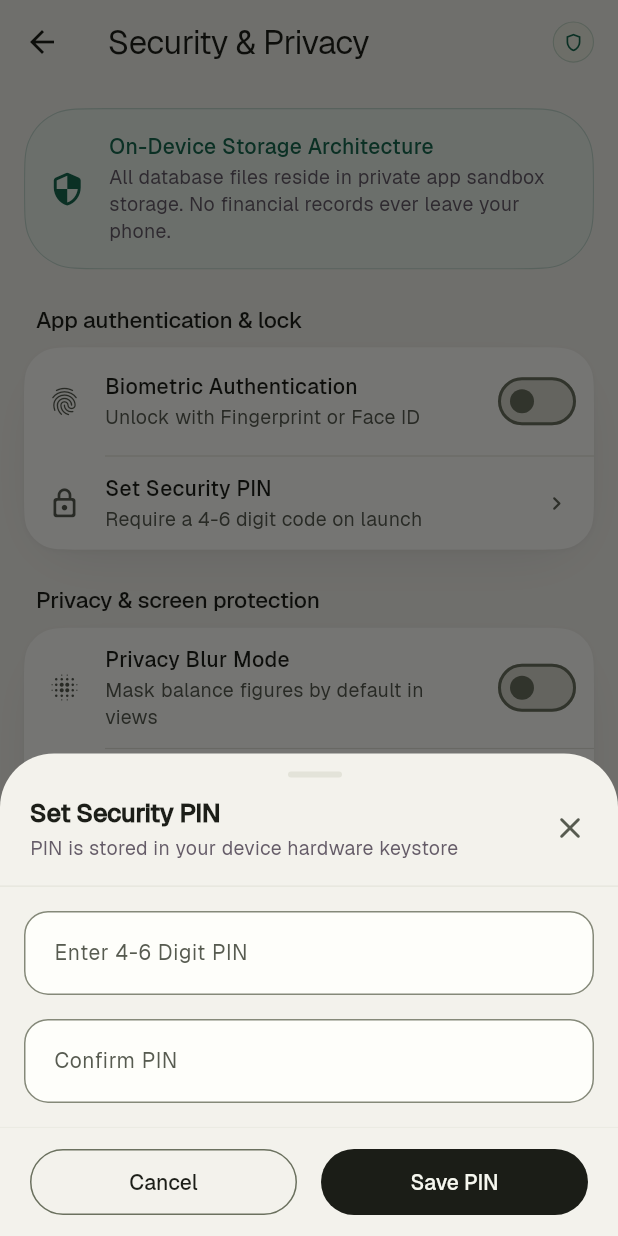
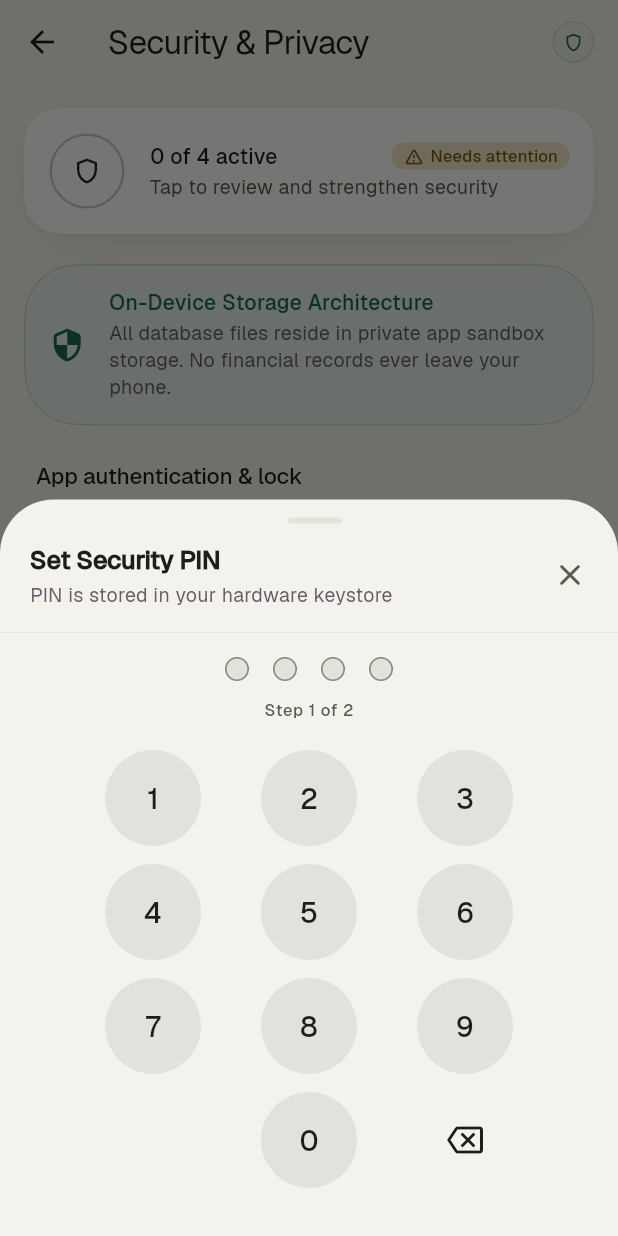
Before and after one commit to Shibilimohdtp/financeflow, a Flutter app: the SecuritySettingsScreen screen opened directly, after a tap on "Set Security PIN", on a phone screen of 412 x 824 dp. Run offline on Flutter 3.47's test engine with Material 3 defaults, Android fonts, the phone set to English and light mode, and no system bars; our stand-ins replace file_picker, flutter_local_notifications, flutter_riverpod, flutter_secure_storage, flutter_timezone, isar and 3 more; accounts and stored records are empty; generated files the repository leaves out were written again; project files that could hold a hidden picture were left out.

Commit message:
feat(ui): DS-B16e App Lock, Biometrics and Guided PIN Setup in Stillwater Bloom

```diff
--- a/lib/features/security/security_settings_screen.dart
+++ b/lib/features/security/security_settings_screen.dart
@@ -8,16 +8,15 @@ import '../../shared/widgets/ff_dialog.dart';
 import '../../shared/widgets/ff_divider.dart';
 import '../../shared/widgets/ff_grouped_container.dart';
 import '../../shared/widgets/ff_privacy_badge.dart';
+import '../../shared/widgets/ff_protection_ring.dart';
 import '../../shared/widgets/ff_row.dart';
 import '../../shared/widgets/ff_section_header.dart';
-import '../../shared/widgets/ff_sheet.dart';
-import '../../shared/widgets/ff_sheet_footer.dart';
-import '../../shared/widgets/ff_sheet_header.dart';
-import '../../shared/widgets/ff_text_field.dart';
+import '../../shared/widgets/ff_segmented_pill.dart';
 import '../../shared/widgets/ff_toast.dart';
 import '../../theme/ff.dart';
 import '../../theme/ff_tone.dart';
 import '../settings/settings_controller.dart';
+import 'widgets/ff_guided_pin_sheet.dart';
 
 class SecuritySettingsScreen extends ConsumerStatefulWidget {
   const SecuritySettingsScreen({super.key});
@@ -30,88 +29,7 @@ class SecuritySettingsScreen extends ConsumerStatefulWidget {
 class _SecuritySettingsScreenState
     extends ConsumerState<SecuritySettingsScreen> {
   void _showSetPinSheet(BuildContext context) {
-    final pinController = TextEditingController();
-    final confirmController = TextEditingController();
-    String? errorText;
-
-    showFfSheet(
-      context,
-      builder: (ctx) {
-        return StatefulBuilder(
-          builder: (context, setSheetState) {
-            return FfSheet(
-              children: [
-                const FfSheetHeader(
-                  title: 'Set Security PIN',
-                  subtitle: 'PIN is stored in your device hardware keystore',
-                ),
-                const FfDivider(),
-                Padding(
-                  padding: const EdgeInsets.symmetric(
-                    horizontal: FfSpace.pageMargin,
-                    vertical: FfSpace.md,
-                  ),
-                  child: Column(
-                    mainAxisSize: MainAxisSize.min,
-                    crossAxisAlignment: CrossAxisAlignment.start,
-                    children: [
-                      FfTextField(
-                        controller: pinController,
-                        obscureText: true,
-                        keyboardType: TextInputType.number,
-                        maxLength: 6,
-                        label: 'Enter 4-6 Digit PIN',
-                      ),
-                      const SizedBox(height: FfSpace.md),
-                      FfTextField(
-                        controller: confirmController,
-                        obscureText: true,
-                        keyboardType: TextInputType.number,
-                        maxLength: 6,
-                        label: 'Confirm PIN',
-                        errorText: errorText,
-                      ),
-                    ],
-                  ),
-                ),
-                FfSheetFooter(
-                  secondaryLabel: 'Cancel',
-                  primaryLabel: 'Save PIN',
-                  onPrimaryPressed: () async {
-                    final pin = pinController.text.trim();
-                    final confirm = confirmController.text.trim();
-
-                    if (pin.length < 4) {
-                      setSheetState(() {
-                        errorText = 'PIN must be at least 4 digits.';
-                      });
-                      return;
-                    }
-                    if (pin != confirm) {
-                      setSheetState(() {
-                        errorText = 'PINs do not match.';
-                      });
-                      return;
-                    }
-
-                    final securityService = ref.read(securityServiceProvider);
-                    await securityService.setPin(pin);
-                    await ref
-                        .read(settingsControllerProvider.notifier)
-                        .setPinEnabled(true);
-
-                    if (context.mounted) {
-                      Navigator.of(context).pop();
-                      FfToast.show(context, message: 'App PIN set securely.');
-                    }
-                  },
-                ),
-              ],
-            );
-          },
-        );
-      },
-    );
+    showGuidedPinSetupSheet(context, ref);
   }
 
   Future<void> _removePin(BuildContext context) async {
@@ -142,6 +60,12 @@ class _SecuritySettingsScreenState
     final isScreenshotProtection =
         settings?.isScreenshotProtectionEnabled ?? false;
 
+    int activeSafeguards = 0;
+    if (isBiometric) activeSafeguards++;
+    if (isPin) activeSafeguards++;
+    if (isPrivacyBlur) activeSafeguards++;
+    if (isScreenshotProtection) activeSafeguards++;
+
     return Scaffold(
       appBar: FfAppBar(
         title: 'Security & Privacy',
@@ -160,6 +84,14 @@ class _SecuritySettingsScreenState
           vertical: FfSpace.md,
         ),
         children: [
+          // ── 0. Protection Posture Ring Hero ──────────────────────────
+          FfProtectionRingCard(
+            activeProtections: activeSafeguards,
+            totalProtections: 4,
+          ),
+
+          const SizedBox(height: FfSpace.lg),
+
           // ── 1. Hardware Keystore Banner ──────────────────────────────
           FfCard(
             variant: FfCardVariant.tinted,
@@ -257,6 +189,32 @@ class _SecuritySettingsScreenState
                         : null,
                 onTap: () => _showSetPinSheet(context),
               ),
+              FfRow(
+                icon: Icons.timer_outlined,
+                title: 'Auto-Lock Timeout',
+                subtitle: 'Lock app when backgrounded',
+                trailing: SizedBox(
+                  width: 175,
+                  child: FfSegmentedPill<int>(
+                    options: const [
+                      FfSegmentOption(value: 0, label: '0m'),
+                      FfSegmentOption(value: 1, label: '1m'),
+                      FfSegmentOption(value: 5, label: '5m'),
+                      FfSegmentOption(value: 15, label: '15m'),
+                    ],
+                    selectedValue: settings?.autoLockTimeoutMinutes ?? 0,
+                    onSelected: (val) {
+                      if (settings != null) {
+                        ref
+                            .read(settingsControllerProvider.notifier)
+                            .updateSettings(
+                              settings.copyWith(autoLockTimeoutMinutes: val),
+                            );
+                      }
+                    },
+                  ),
+                ),
+              ),
             ],
           ),
 
--- /dev/null
+++ b/lib/features/security/widgets/ff_guided_pin_sheet.dart
@@ -0,0 +1,208 @@
+import 'package:flutter/material.dart';
+import 'package:flutter/services.dart';
+import 'package:flutter_riverpod/flutter_riverpod.dart';
+
+import '../../../shared/widgets/ff_divider.dart';
+import '../../../shared/widgets/ff_numeric_keypad.dart';
+import '../../../shared/widgets/ff_sheet.dart';
+import '../../../shared/widgets/ff_sheet_header.dart';
+import '../../../shared/widgets/ff_toast.dart';
+import '../../../theme/ff.dart';
+import '../../settings/settings_controller.dart';
+
+/// Opens the guided 2-step PIN setup sheet in Stillwater Bloom.
+void showGuidedPinSetupSheet(BuildContext context, WidgetRef ref) {
+  showFfSheet(context, builder: (ctx) => const _GuidedPinSetupSheet());
+}
+
+class _GuidedPinSetupSheet extends ConsumerStatefulWidget {
+  const _GuidedPinSetupSheet();
+
+  @override
+  ConsumerState<_GuidedPinSetupSheet> createState() =>
+      _GuidedPinSetupSheetState();
+}
+
+class _GuidedPinSetupSheetState extends ConsumerState<_GuidedPinSetupSheet> {
+  String _firstPin = '';
+  String _confirmPin = '';
+  bool _isConfirmStep = false;
+  String? _errorMessage;
+
+  void _onDigit(String digit) {
+    if (!_isConfirmStep) {
+      if (_firstPin.length < 4) {
+        final next = _firstPin + digit;
+        setState(() {
+          _firstPin = next;
+          _errorMessage = null;
+        });
+        if (next.length == 4) {
+          Future.delayed(const Duration(milliseconds: 150), () {
+            if (mounted) {
+              setState(() {
+                _isConfirmStep = true;
+              });
+            }
+          });
+        }
+      }
+    } else {
+      if (_confirmPin.length < 4) {
+        final next = _confirmPin + digit;
+        setState(() {
+          _confirmPin = next;
+          _errorMessage = null;
+        });
+        if (next.length == 4) {
+          _verifyAndSave(next);
+        }
+      }
+    }
+  }
+
+  void _onDelete() {
+    if (!_isConfirmStep) {
+      if (_firstPin.isNotEmpty) {
+        setState(() {
+          _firstPin = _firstPin.substring(0, _firstPin.length - 1);
+          _errorMessage = null;
+        });
+      }
+    } else {
+      if (_confirmPin.isNotEmpty) {
+        setState(() {
+          _confirmPin = _confirmPin.substring(0, _confirmPin.length - 1);
+          _errorMessage = null;
+        });
+      } else {
+        // Step back to first PIN
+        setState(() {
+          _isConfirmStep = false;
+        });
+      }
+    }
+  }
+
+  Future<void> _verifyAndSave(String confirm) async {
+    if (confirm == _firstPin) {
+      HapticFeedback.mediumImpact();
+      final securityService = ref.read(securityServiceProvider);
+      await securityService.setPin(_firstPin);
+      await ref.read(settingsControllerProvider.notifier).setPinEnabled(true);
+
+      if (mounted) {
+        Navigator.of(context).pop();
+        FfToast.show(context, message: 'Security PIN set safely.');
+      }
+    } else {
+      HapticFeedback.heavyImpact();
+      setState(() {
+        _errorMessage = 'PINs did not match. Please try again.';
+        _confirmPin = '';
+        _firstPin = '';
+        _isConfirmStep = false;
+      });
+    }
+  }
+
+  @override
+  Widget build(BuildContext context) {
+    final ff = context.ff;
+    final activePin = _isConfirmStep ? _confirmPin : _firstPin;
+
+    return FfSheet(
+      children: [
+        FfSheetHeader(
+          title: _isConfirmStep ? 'Confirm Security PIN' : 'Set Security PIN',
+          subtitle:
+              _isConfirmStep
+                  ? 'Re-enter your 4-digit PIN to confirm'
+                  : 'PIN is stored in your hardware keystore',
+        ),
+        const FfDivider(),
+        Padding(
+          padding: const EdgeInsets.symmetric(
+            horizontal: FfSpace.pageMargin,
+            vertical: FfSpace.md,
+          ),
+          child: Column(
+            mainAxisSize: MainAxisSize.min,
+            children: [
+              // PIN Dots (4)
+              Row(
+                mainAxisAlignment: MainAxisAlignment.center,
+                children: List.generate(4, (index) {
+                  final isFilled = index < activePin.length;
+                  return AnimatedContainer(
+                    duration: const Duration(milliseconds: 150),
+                    margin: const EdgeInsets.symmetric(horizontal: FfSpace.xs),
+                    width: 16,
+                    height: 16,
+                    decoration: ShapeDecoration(
+                      shape: FfShape.of(
+                        FfRadius.full,
+                        side: BorderSide(
+                          color:
+                              isFilled
+                                  ? ff.color.spark
+                                  : ff.color.borderControl,
+                          width: FfBorderWidth.regular,
+                        ),
+                      ),
+                      color:
+                          isFilled
+                              ? ff.color.spark
+                              : ff.color.tint(
+                                ff.color.textPrimary,
+                                FfTint.faint,
+                              ),
+                    ),
+                  );
+                }),
+              ),
+
+              const SizedBox(height: FfSpace.sm),
+
+              // Error or Step Indicator
+              if (_errorMessage != null)
+                Row(
+                  mainAxisAlignment: MainAxisAlignment.center,
+                  children: [
+                    Icon(
+                      Icons.warning_amber_rounded,
+                      size: 16,
+                      color: ff.color.statusError,
+                    ),
+                    const SizedBox(width: FfSpace.xs),
+                    Text(
+                      _errorMessage!,
+                      style: ff.text.bodySm.copyWith(
+                        color: ff.color.statusError,
+                        fontWeight: FontWeight.w500,
+                      ),
+                    ),
+                  ],
+                )
+              else
+                Text(
+                  _isConfirmStep ? 'Step 2 of 2' : 'Step 1 of 2',
+                  style: ff.text.labelSm.copyWith(
+                    color: ff.color.textSecondary,
+                    letterSpacing: 0.5,
+                  ),
+                ),
+
+              const SizedBox(height: FfSpace.lg),
+
+              // Keypad
+              FfNumericKeypad(onDigit: _onDigit, onDelete: _onDelete),
+
+              const SizedBox(height: FfSpace.md),
+            ],
+          ),
+        ),
+      ],
+    );
+  }
+}
--- /dev/null
+++ b/lib/shared/widgets/ff_numeric_keypad.dart
@@ -0,0 +1,131 @@
+import 'package:flutter/material.dart';
+import 'package:flutter/services.dart';
+
+import '../../theme/ff.dart';
+
+/// A shared, accessible tactile numeric keypad in Stillwater Bloom.
+///
+/// Provides 64x64 dp touch targets (well above the 48 dp minimum), Geist
+/// numerals, haptic feedback, backspace, and an optional biometric action key.
+class FfNumericKeypad extends StatelessWidget {
+  final ValueChanged<String> onDigit;
+  final VoidCallback onDelete;
+  final VoidCallback? onBiometric;
+  final bool showBiometric;
+  final Color? digitColor;
+
+  const FfNumericKeypad({
+    super.key,
+    required this.onDigit,
+    required this.onDelete,
+    this.onBiometric,
+    this.showBiometric = false,
+    this.digitColor,
+  });
+
+  @override
+  Widget build(BuildContext context) {
+    final ff = context.ff;
+    final color = digitColor ?? ff.color.textPrimary;
+
+    return SizedBox(
+      width: 272,
+      child: Column(
+        mainAxisSize: MainAxisSize.min,
+        children: [
+          _buildRow(['1', '2', '3'], color, context),
+          const SizedBox(height: FfSpace.sm),
+          _buildRow(['4', '5', '6'], color, context),
+          const SizedBox(height: FfSpace.sm),
+          _buildRow(['7', '8', '9'], color, context),
+          const SizedBox(height: FfSpace.sm),
+          Row(
+            mainAxisAlignment: MainAxisAlignment.spaceBetween,
+            children: [
+              if (showBiometric && onBiometric != null)
+                _buildActionKey(
+                  icon: Icons.fingerprint_rounded,
+                  tooltip: 'Unlock with biometrics',
+                  color: color,
+                  onTap: onBiometric!,
+                )
+              else
+                const SizedBox(width: 64, height: 64),
+              _buildDigitKey('0', color, context),
+              _buildActionKey(
+                icon: Icons.backspace_outlined,
+                tooltip: 'Delete digit',
+                color: color,
+                onTap: onDelete,
+              ),
+            ],
+          ),
+        ],
+      ),
+    );
+  }
+
+  Widget _buildRow(List<String> digits, Color color, BuildContext context) {
+    return Row(
+      mainAxisAlignment: MainAxisAlignment.spaceBetween,
+      children: digits.map((d) => _buildDigitKey(d, color, context)).toList(),
+    );
+  }
+
+  Widget _buildDigitKey(String digit, Color color, BuildContext context) {
+    final ff = context.ff;
+
+    return Semantics(
+      button: true,
+      label: digit,
+      child: SizedBox(
+        width: 64,
+        height: 64,
+        child: Material(
+          color: ff.color.tint(color, FfTint.faint),
+          shape: FfShape.of(FfRadius.full),
+          clipBehavior: Clip.antiAlias,
+          child: InkWell(
+            onTap: () {
+              HapticFeedback.lightImpact();
+              onDigit(digit);
+            },
+            child: Center(
+              child: Text(
+                digit,
+                style: ff.text.headlineSm.copyWith(
+                  color: color,
+                  fontWeight: FontWeight.w500,
+                ),
+              ),
+            ),
+          ),
+        ),
+      ),
+    );
+  }
+
+  Widget _buildActionKey({
+    required IconData icon,
+    required String tooltip,
+    required Color color,
+    required VoidCallback onTap,
+  }) {
+    return Semantics(
+      button: true,
+      label: tooltip,
+      child: SizedBox(
+        width: 64,
+        height: 64,
+        child: IconButton(
+          icon: Icon(icon, color: color, size: 24),
+          tooltip: tooltip,
+          onPressed: () {
+            HapticFeedback.selectionClick();
+            onTap();
+          },
+        ),
+      ),
+    );
+  }
+}
```
Also changed, not shown: lib/features/security/lock_screen.dart (+20 -87 lines), lib/features/settings/widgets/density_visualizer_card.dart (+5 -8 lines), 2 other files.
